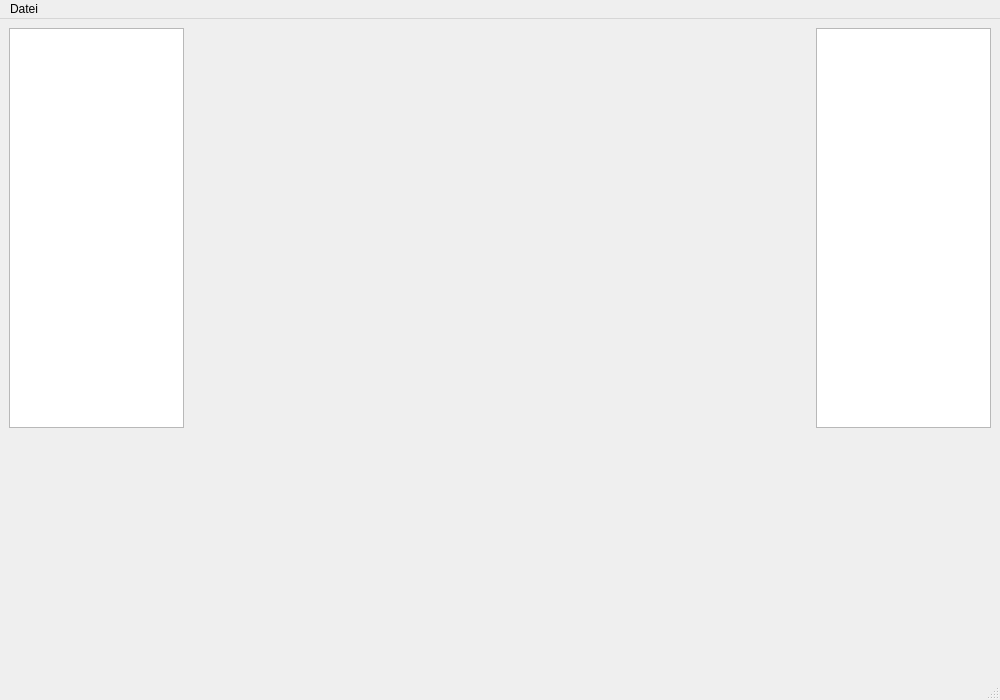
Before: the Qt Designer form mainwindow.ui in felix-khlmnn/realtime_visualiser_qt_project, drawn with Qt 5.
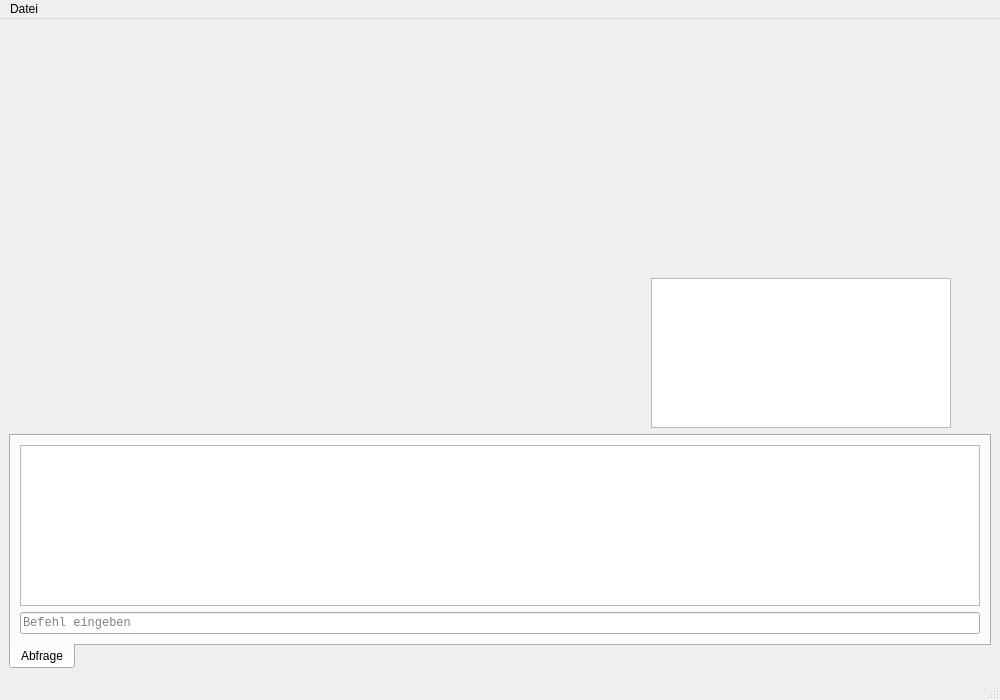
After: the same form once the commit is applied. Custom widgets are drawn as their Qt base class.

Diff of the .ui file:
```diff
--- a/mainwindow.ui
+++ b/mainwindow.ui
@@ -17,29 +17,6 @@
    <layout class="QVBoxLayout" name="verticalLayout">
     <item>
      <layout class="QHBoxLayout" name="horizontalLayout">
-      <item>
-       <spacer name="horizontalSpacer">
-        <property name="orientation">
-         <enum>Qt::Orientation::Horizontal</enum>
-        </property>
-        <property name="sizeHint" stdset="0">
-         <size>
-          <width>40</width>
-          <height>20</height>
-         </size>
-        </property>
-       </spacer>
-      </item>
-      <item>
-       <layout class="QVBoxLayout" name="verticalLayout_5">
-        <property name="rightMargin">
-         <number>10</number>
-        </property>
-        <item>
-         <widget class="QTableWidget" name="tableWidget_2"/>
-        </item>
-       </layout>
-      </item>
       <item>
        <widget class="ChartWidget" name="chartWidget" native="true">
         <property name="minimumSize">
@@ -50,10 +27,13 @@
         </property>
         <property name="maximumSize">
          <size>
-          <width>600</width>
-          <height>400</height>
+          <width>2000</width>
+          <height>2000</height>
          </size>
         </property>
+        <property name="autoFillBackground">
+         <bool>false</bool>
+        </property>
        </widget>
       </item>
       <item>
@@ -68,13 +48,59 @@
          <number>0</number>
         </property>
         <item>
-         <widget class="QTableWidget" name="measurementInformationTable">
+         <spacer name="verticalSpacer_2">
+          <property name="orientation">
+           <enum>Qt::Orientation::Vertical</enum>
+          </property>
+          <property name="sizeHint" stdset="0">
+           <size>
+            <width>20</width>
+            <height>40</height>
+           </size>
+          </property>
+         </spacer>
+        </item>
+        <item>
+         <widget class="MeasurementInformationTable" name="measurementInformationTable">
+          <property name="sizePolicy">
+           <sizepolicy hsizetype="Minimum" vsizetype="Expanding">
+            <horstretch>0</horstretch>
+            <verstretch>0</verstretch>
+           </sizepolicy>
+          </property>
+          <property name="minimumSize">
+           <size>
+            <width>250</width>
+            <height>150</height>
+           </size>
+          </property>
+          <property name="maximumSize">
+           <size>
+            <width>300</width>
+            <height>150</height>
+           </size>
+          </property>
           <property name="verticalScrollBarPolicy">
            <enum>Qt::ScrollBarPolicy::ScrollBarAlwaysOff</enum>
           </property>
           <property name="horizontalScrollBarPolicy">
            <enum>Qt::ScrollBarPolicy::ScrollBarAlwaysOff</enum>
           </property>
+          <property name="editTriggers">
+           <set>QAbstractItemView::EditTrigger::NoEditTriggers</set>
+          </property>
+          <property name="alternatingRowColors">
+           <bool>false</bool>
+          </property>
+          <property name="selectionMode">
+           <enum>QAbstractItemView::SelectionMode::SingleSelection</enum>
+          </property>
+          <property name="showGrid">
+           <bool>true</bool>
+          </property>
+          <property name="cornerButtonEnabled">
+           <bool>false</bool>
+          </property>
          </widget>
         </item>
        </layout>
@@ -85,7 +111,7 @@
          <enum>Qt::Orientation::Horizontal</enum>
         </property>
         <property name="sizeType">
-         <enum>QSizePolicy::Policy::Expanding</enum>
+         <enum>QSizePolicy::Policy::Maximum</enum>
         </property>
         <property name="sizeHint" stdset="0">
          <size>
@@ -97,15 +123,87 @@
       </item>
      </layout>
     </item>
+    <item>
+     <widget class="QTabWidget" name="multiTabWidget">
+      <property name="maximumSize">
+       <size>
+        <width>16777215</width>
+        <height>300</height>
+       </size>
+      </property>
+      <property name="tabPosition">
+       <enum>QTabWidget::TabPosition::South</enum>
+      </property>
+      <property name="tabShape">
+       <enum>QTabWidget::TabShape::Rounded</enum>
+      </property>
+      <property name="currentIndex">
+       <number>0</number>
+      </property>
+      <property name="elideMode">
+       <enum>Qt::TextElideMode::ElideNone</enum>
+      </property>
+      <property name="documentMode">
+       <bool>false</bool>
+      </property>
+      <property name="tabsClosable">
+       <bool>false</bool>
+      </property>
+      <property name="movable">
+       <bool>false</bool>
+      </property>
+      <property name="tabBarAutoHide">
+       <bool>false</bool>
+      </property>
+      <widget class="QWidget" name="abfrage">
+       <attribute name="title">
+        <string>Abfrage</string>
+       </attribute>
+       <layout class="QHBoxLayout" name="horizontalLayout_2">
+        <item>
+         <layout class="QVBoxLayout" name="verticalLayout_5">
+          <item>
+           <widget class="OutputList" name="outputList">
+            <property name="font">
+             <font>
+              <family>Consolas</family>
+             </font>
+            </property>
+           </widget>
+          </item>
+          <item>
+           <widget class="InputLine" name="inputLine">
+            <property name="font">
+             <font>
+              <family>Consolas</family>
+             </font>
+            </property>
+            <property name="placeholderText">
+             <string>Befehl eingeben</string>
+            </property>
+            <property name="clearButtonEnabled">
+             <bool>false</bool>
+            </property>
+           </widget>
+          </item>
+         </layout>
+        </item>
+       </layout>
+      </widget>
+     </widget>
+    </item>
     <item>
      <spacer name="verticalSpacer">
       <property name="orientation">
        <enum>Qt::Orientation::Vertical</enum>
       </property>
+      <property name="sizeType">
+       <enum>QSizePolicy::Policy::Maximum</enum>
+      </property>
       <property name="sizeHint" stdset="0">
        <size>
         <width>20</width>
-        <height>40</height>
+        <height>20</height>
        </size>
       </property>
      </spacer>
@@ -153,6 +251,21 @@
    <header>chartwidget.h</header>
    <container>1</container>
   </customwidget>
+  <customwidget>
+   <class>MeasurementInformationTable</class>
+   <extends>QTableWidget</extends>
+   <header>measurementinformationtable.h</header>
+  </customwidget>
+  <customwidget>
+   <class>OutputList</class>
+   <extends>QListWidget</extends>
+   <header>outputlist.h</header>
+  </customwidget>
+  <customwidget>
+   <class>InputLine</class>
+   <extends>QLineEdit</extends>
+   <header>inputline.h</header>
+  </customwidget>
  </customwidgets>
  <resources/>
  <connections/>
```
